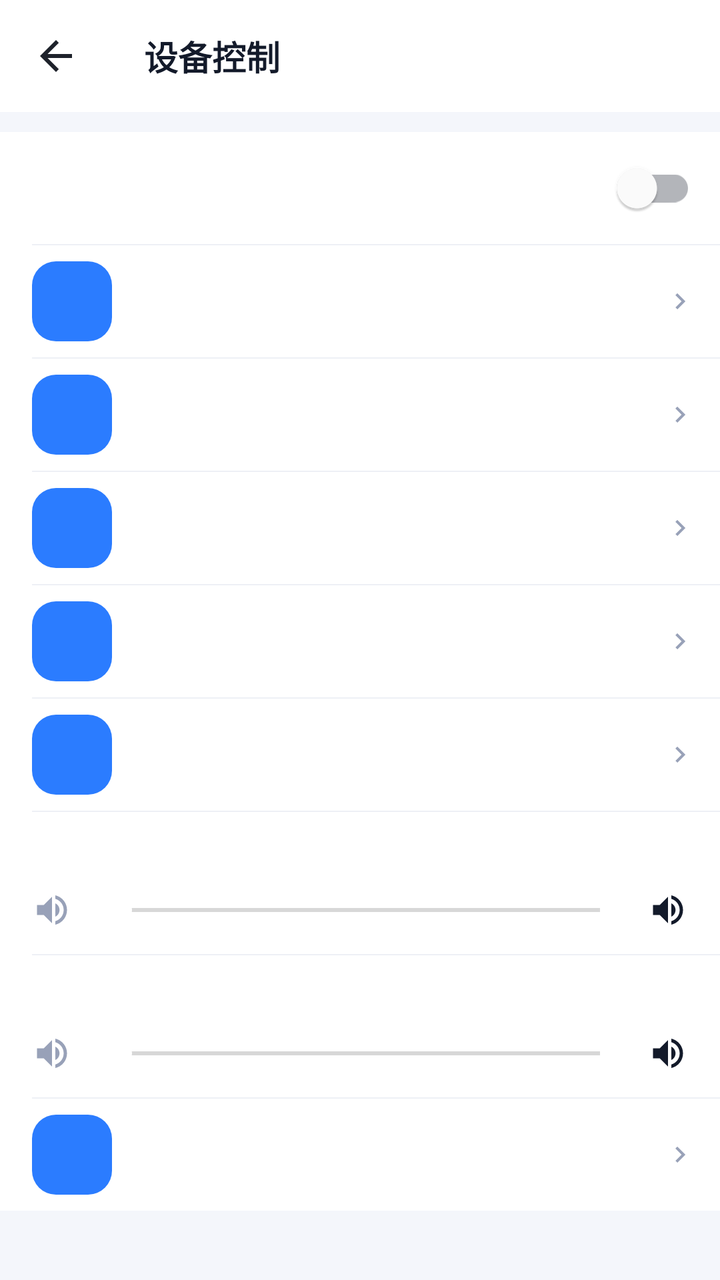
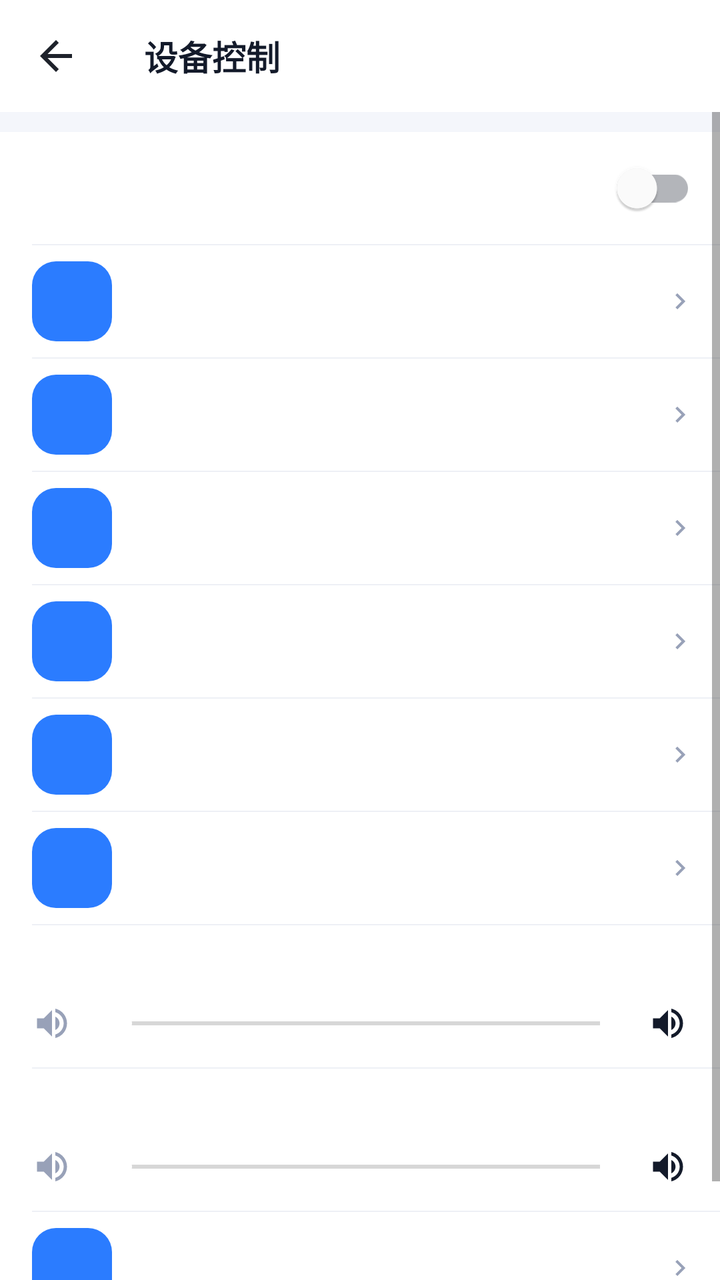

The first picture is an Android layout as it rendered before a commit; the second is the same layout after the commit. The layout source and the unified diff follow.
<!-- AndroidManifest.xml: application theme Theme.CameraManager -->
<!-- res/layout/activity_device_control.xml -->
<?xml version="1.0" encoding="utf-8"?>
<androidx.coordinatorlayout.widget.CoordinatorLayout
    xmlns:android="http://schemas.android.com/apk/res/android"
    xmlns:app="http://schemas.android.com/apk/res-auto"
    android:layout_width="match_parent" android:layout_height="match_parent"
    android:background="@color/bg_page">

    <com.google.android.material.appbar.AppBarLayout
        android:layout_width="match_parent" android:layout_height="wrap_content"
        android:background="@color/white" app:elevation="0dp">
        <androidx.appcompat.widget.Toolbar
            android:id="@+id/toolbar"
            android:layout_width="match_parent" android:layout_height="?attr/actionBarSize"
            app:title="设备控制"
            app:titleTextColor="@color/text_primary"
            app:titleTextAppearance="@style/TextAppearance.CameraManager.ToolbarBold"
            app:navigationIcon="@drawable/ic_back_dark"/>
    </com.google.android.material.appbar.AppBarLayout>

    <ScrollView
        android:layout_width="match_parent" android:layout_height="match_parent"
        app:layout_behavior="@string/appbar_scrolling_view_behavior"
        android:fillViewport="true">

        <LinearLayout android:layout_width="match_parent" android:layout_height="wrap_content"
            android:orientation="vertical" android:paddingTop="10dp" android:paddingBottom="32dp">

            <com.google.android.material.card.MaterialCardView
                android:layout_width="match_parent" android:layout_height="wrap_content"
                app:cardElevation="0dp" app:cardCornerRadius="0dp">
                <LinearLayout android:layout_width="match_parent" android:layout_height="wrap_content"
                    android:orientation="vertical" android:background="@color/white">
                    <include android:id="@+id/rowStatusLed" layout="@layout/item_setting_row_switch"/>
                    <View style="@style/SettingDivider" android:layout_marginStart="16dp"/>
                    <include android:id="@+id/rowFlip" layout="@layout/item_setting_row"/>
                    <View style="@style/SettingDivider" android:layout_marginStart="16dp"/>
                    <include android:id="@+id/rowWdr" layout="@layout/item_setting_row"/>
                    <View style="@style/SettingDivider" android:layout_marginStart="16dp"/>
                    <include android:id="@+id/rowVideoParam" layout="@layout/item_setting_row"/>
                    <View style="@style/SettingDivider" android:layout_marginStart="16dp"/>
                    <include android:id="@+id/rowOsd" layout="@layout/item_setting_row"/>
                    <View style="@style/SettingDivider" android:layout_marginStart="16dp"/>
                    <include android:id="@+id/rowTalkMode" layout="@layout/item_setting_row"/>
                    <View style="@style/SettingDivider" android:layout_marginStart="16dp"/>
                    <include android:id="@+id/rowMicVolume" layout="@layout/item_setting_seekbar"/>
                    <View style="@style/SettingDivider" android:layout_marginStart="16dp"/>
                    <include android:id="@+id/rowSpkVolume" layout="@layout/item_setting_seekbar"/>
                    <View style="@style/SettingDivider" android:layout_marginStart="16dp"/>
                    <include android:id="@+id/rowNightLight" layout="@layout/item_setting_row"/>
                </LinearLayout>
            </com.google.android.material.card.MaterialCardView>
        </LinearLayout>
    </ScrollView>
</androidx.coordinatorlayout.widget.CoordinatorLayout>
<!-- res/layout/item_setting_row_switch.xml (included above) -->
<?xml version="1.0" encoding="utf-8"?>
<LinearLayout xmlns:android="http://schemas.android.com/apk/res/android"
    xmlns:app="http://schemas.android.com/apk/res-auto"
    android:layout_width="match_parent" android:layout_height="56dp"
    android:orientation="horizontal" android:gravity="center_vertical"
    android:background="?attr/selectableItemBackground"
    android:paddingStart="16dp" android:paddingEnd="12dp">

    <ImageView android:id="@+id/ivIcon"
        android:layout_width="24dp" android:layout_height="24dp"
        android:contentDescription="icon"/>

    <LinearLayout android:layout_width="0dp" android:layout_height="wrap_content"
        android:layout_weight="1" android:orientation="vertical"
        android:layout_marginStart="14dp">
        <TextView android:id="@+id/tvTitle"
            android:layout_width="wrap_content" android:layout_height="wrap_content"
            android:textColor="@color/text_primary" android:textSize="14sp"
            android:textStyle="bold"/>
        <TextView android:id="@+id/tvSubtitle"
            android:layout_width="wrap_content" android:layout_height="wrap_content"
            android:textColor="@color/text_secondary" android:textSize="11sp"
            android:layout_marginTop="1dp" android:visibility="gone"/>
    </LinearLayout>

    <com.google.android.material.switchmaterial.SwitchMaterial android:id="@+id/switchRow"
        android:layout_width="wrap_content" android:layout_height="wrap_content"/>
</LinearLayout>
<!-- res/layout/item_setting_row.xml (included above) -->
<?xml version="1.0" encoding="utf-8"?>
<LinearLayout xmlns:android="http://schemas.android.com/apk/res/android"
    xmlns:app="http://schemas.android.com/apk/res-auto"
    android:layout_width="match_parent" android:layout_height="@dimen/row_height"
    android:orientation="horizontal" android:gravity="center_vertical"
    android:background="?attr/selectableItemBackground"
    android:paddingStart="@dimen/spacing_lg" android:paddingEnd="@dimen/spacing_md">

    
    <FrameLayout
        android:id="@+id/iconWrap"
        android:layout_width="@dimen/icon_circle_bg" android:layout_height="@dimen/icon_circle_bg"
        android:background="@drawable/bg_icon_round">
        <ImageView android:id="@+id/ivIcon"
            android:layout_width="@dimen/icon_md" android:layout_height="@dimen/icon_md"
            android:layout_gravity="center"
            android:contentDescription="icon"
            app:tint="@color/white"/>
    </FrameLayout>

    <LinearLayout android:layout_width="0dp" android:layout_height="wrap_content"
        android:layout_weight="1" android:orientation="vertical"
        android:layout_marginStart="@dimen/spacing_md">
        <TextView android:id="@+id/tvTitle"
            android:layout_width="wrap_content" android:layout_height="wrap_content"
            android:textColor="@color/text_primary" android:textSize="@dimen/text_md"
            android:textStyle="bold"/>
        <TextView android:id="@+id/tvSubtitle"
            android:layout_width="wrap_content" android:layout_height="wrap_content"
            android:textColor="@color/text_secondary" android:textSize="@dimen/text_xs"
            android:layout_marginTop="2dp" android:visibility="gone"/>
    </LinearLayout>

    <TextView android:id="@+id/tvValue"
        android:layout_width="wrap_content" android:layout_height="wrap_content"
        android:textColor="@color/text_tertiary" android:textSize="@dimen/text_sm"
        android:layout_marginEnd="@dimen/spacing_sm"/>

    <ImageView android:id="@+id/ivArrow"
        android:layout_width="@dimen/icon_sm" android:layout_height="@dimen/icon_sm"
        android:src="@drawable/ic_chevron_right"
        android:contentDescription="arrow"
        app:tint="@color/text_tertiary"/>
</LinearLayout>
<!-- res/layout/item_setting_seekbar.xml (included above) -->
<?xml version="1.0" encoding="utf-8"?>
<LinearLayout xmlns:android="http://schemas.android.com/apk/res/android"
    xmlns:app="http://schemas.android.com/apk/res-auto"
    android:layout_width="match_parent" android:layout_height="wrap_content"
    android:orientation="vertical"
    android:background="?attr/selectableItemBackground"
    android:paddingStart="16dp" android:paddingEnd="16dp"
    android:paddingTop="12dp" android:paddingBottom="12dp">

    <LinearLayout android:layout_width="match_parent" android:layout_height="wrap_content"
        android:orientation="horizontal" android:gravity="center_vertical">
        <TextView android:id="@+id/tvTitle"
            android:layout_width="0dp" android:layout_height="wrap_content"
            android:layout_weight="1"
            android:textColor="@color/text_primary" android:textSize="14sp"
            android:textStyle="bold"/>
        <TextView android:id="@+id/tvValue"
            android:layout_width="wrap_content" android:layout_height="wrap_content"
            android:textColor="@color/text_tertiary" android:textSize="13sp"/>
    </LinearLayout>

    <LinearLayout android:layout_width="match_parent" android:layout_height="wrap_content"
        android:orientation="horizontal" android:gravity="center_vertical"
        android:layout_marginTop="8dp">
        <ImageView android:layout_width="20dp" android:layout_height="20dp"
            android:src="@drawable/ic_volume" app:tint="@color/text_tertiary"
            android:contentDescription="vol_min"/>
        <SeekBar android:id="@+id/seekRow"
            android:layout_width="0dp" android:layout_height="wrap_content"
            android:layout_weight="1" android:max="100"
            android:layout_marginHorizontal="8dp"
            android:progressTint="@color/brand_primary"
            android:thumbTint="@color/white"/>
        <ImageView android:layout_width="20dp" android:layout_height="20dp"
            android:src="@drawable/ic_volume" app:tint="@color/text_primary"
            android:contentDescription="vol_max"/>
    </LinearLayout>
</LinearLayout>
<!-- resources referenced by this layout -->
<resources>
  <color name="bg_page">#F4F6FB</color>
  <color name="brand_primary">#2B7CFF</color>
  <color name="text_primary">#131A2A</color>
  <color name="text_secondary">#55607A</color>
  <color name="text_tertiary">#98A1B8</color>
  <color name="white">#FFFFFF</color>
  <dimen name="icon_circle_bg">40dp</dimen>
  <dimen name="icon_md">20dp</dimen>
  <dimen name="icon_sm">16dp</dimen>
  <dimen name="row_height">56dp</dimen>
  <dimen name="spacing_lg">16dp</dimen>
  <dimen name="spacing_md">12dp</dimen>
  <dimen name="spacing_sm">8dp</dimen>
  <dimen name="text_md">14sp</dimen>
  <dimen name="text_sm">12sp</dimen>
  <dimen name="text_xs">11sp</dimen>
  <!-- drawable bg_icon_round (drawable) -->
  <?xml version="1.0" encoding="utf-8"?>
  <shape xmlns:android="http://schemas.android.com/apk/res/android" android:shape="rectangle">
      <solid android:color="@color/brand_primary"/>
      <corners android:radius="12dp"/>
  </shape>
  <!-- drawable ic_back_dark (drawable) -->
  <vector xmlns:android="http://schemas.android.com/apk/res/android"
      android:width="24dp" android:height="24dp"
      android:viewportWidth="24" android:viewportHeight="24">
      <path android:fillColor="#1E222B"
          android:pathData="M20,11H7.8l5.6,-5.6L12,4l-8,8l8,8l1.4,-1.4L7.8,13H20v-2z"/>
  </vector>
  <!-- drawable ic_chevron_right (drawable) -->
  <?xml version="1.0" encoding="utf-8"?>
  <vector xmlns:android="http://schemas.android.com/apk/res/android"
      android:width="24dp" android:height="24dp"
      android:viewportWidth="24" android:viewportHeight="24"
      android:tint="#5C6678">
      <path
          android:fillColor="@android:color/white"
          android:pathData="M10,6l-1.41,1.41L13.17,12l-4.58,4.59L10,18l6,-6z"/>
  </vector>
  <!-- drawable ic_volume (drawable) -->
  <vector xmlns:android="http://schemas.android.com/apk/res/android"
      android:width="24dp" android:height="24dp"
      android:viewportWidth="24" android:viewportHeight="24">
      <path android:fillColor="#FFFFFF"
          android:pathData="M3,9v6h4l5,5V4L7,9H3zM16.5,12c0,-1.8 -1,-3.3 -2.5,-4v8C15.5,15.3 16.5,13.8 16.5,12zM14,3.2v2.1c2.9,0.9 5,3.5 5,6.7s-2.1,5.8 -5,6.7v2.1c4,-0.9 7,-4.5 7,-8.8S18,4.1 14,3.2z"/>
  </vector>
  <style name="SettingDivider">
          <item name="android:layout_width">match_parent</item>
          <item name="android:layout_height">0.5dp</item>
          <item name="android:background">@color/divider</item>
      </style>
  <style name="TextAppearance.CameraManager.ToolbarBold" parent="TextAppearance.AppCompat.Widget.ActionBar.Title">
          <item name="android:textStyle">bold</item>
          <item name="android:textSize">17sp</item>
      </style>
  <color name="divider">#EEF0F5</color>
  <color name="brand_primary_dark">#1E64D6</color>
  <color name="brand_accent">#12C2A0</color>
  <color name="bg_card">#FFFFFF</color>
  <color name="error_red">#F5555B</color>
  <style name="AlertDialogLight" parent="ThemeOverlay.MaterialComponents.MaterialAlertDialog">
          <item name="android:background">@color/bg_card</item>
          <item name="android:textColorPrimary">@color/text_primary</item>
          <item name="colorSurface">@color/bg_card</item>
      </style>
  <!-- unchanged entries left out for length: 1 -->
</resources>

<!-- the commit's change to res/layout/activity_device_control.xml (unified diff, before → after) -->
@@ -37,6 +37,8 @@
                     <include android:id="@+id/rowWdr" layout="@layout/item_setting_row"/>
                     <View style="@style/SettingDivider" android:layout_marginStart="16dp"/>
                     <include android:id="@+id/rowVideoParam" layout="@layout/item_setting_row"/>
+                    <View style="@style/SettingDivider" android:layout_marginStart="16dp"/>
+                    <include android:id="@+id/rowVideoAudioCfg" layout="@layout/item_setting_row"/>
                     <View style="@style/SettingDivider" android:layout_marginStart="16dp"/>
                     <include android:id="@+id/rowOsd" layout="@layout/item_setting_row"/>
                     <View style="@style/SettingDivider" android:layout_marginStart="16dp"/>
